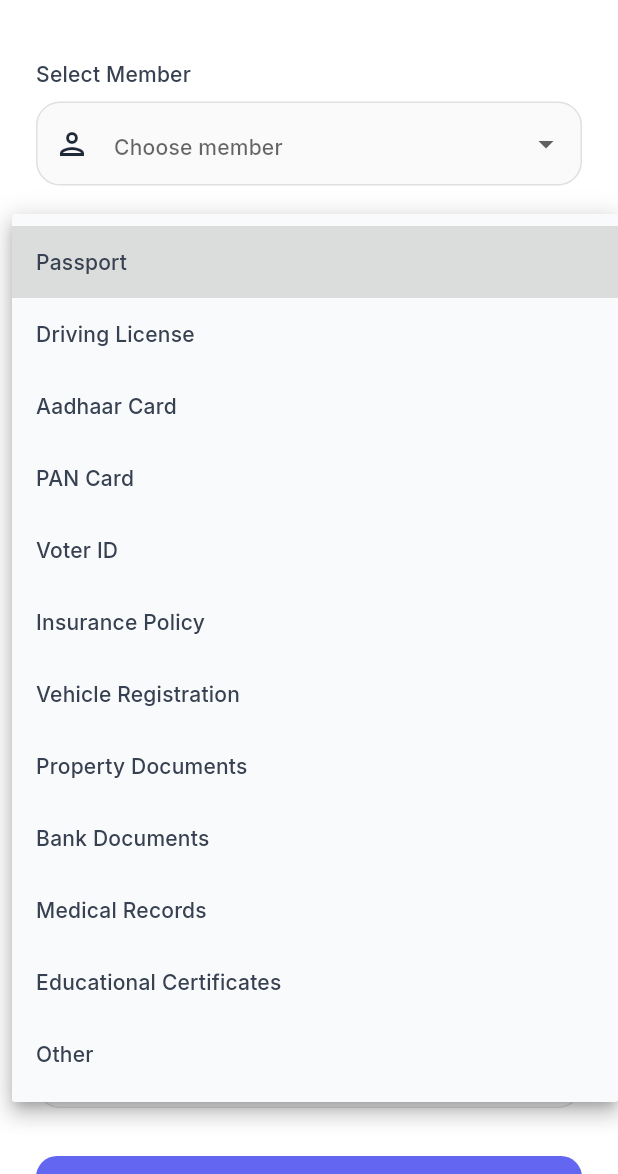
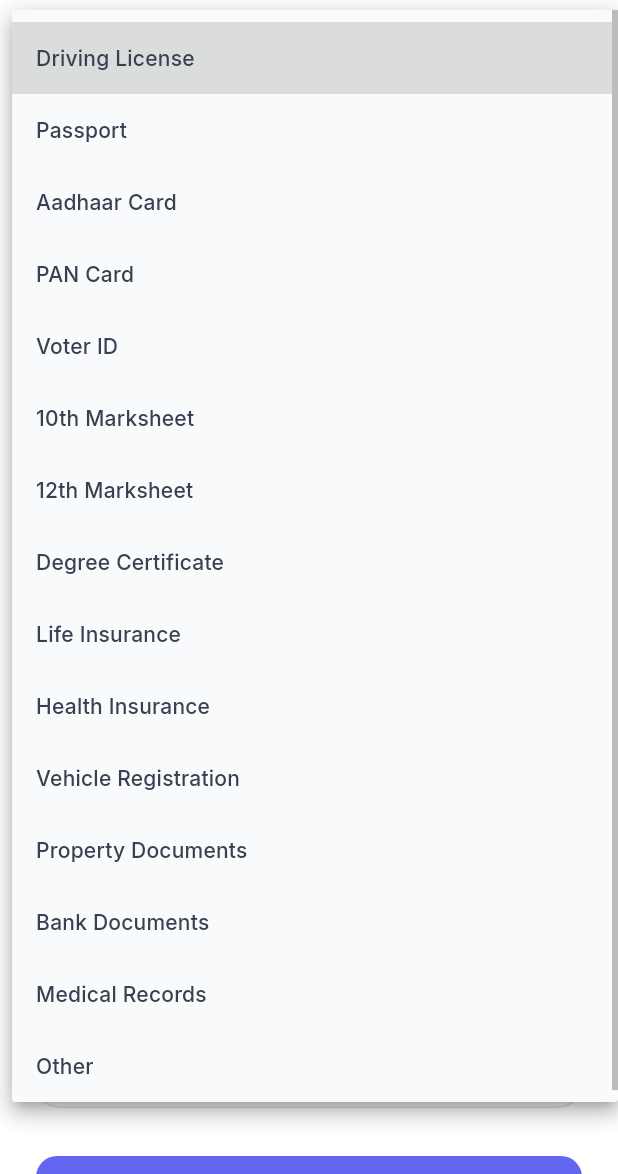
Before and after one commit to priyank-solanki-5/Task-Rimander-app-backend, a Flutter app: the AddTaskScreen screen opened directly, after a tap on "Save Task", after a tap on "Select document type", on a phone screen of 412 x 824 dp, the part 62-1236 px from its top. Run offline on Flutter 3.47's test engine with Material 3 defaults, Android fonts, the phone set to English and light mode, and no system bars; our stand-ins replace dio, file_picker, flutter_staggered_animations, google_fonts, image_picker, open_file and 1 more; missing offline and left inert: mongo_dart; accounts and stored records are empty; network calls fail.

Commit message:
feat: Implement initial document and task management features, including dedicated screens and services.
view document isnt working as of now

```diff
--- a/Document_Reminder_app/lib/core/constants/app_constants.dart
+++ b/Document_Reminder_app/lib/core/constants/app_constants.dart
@@ -14,29 +14,24 @@ class AppConstants {
   ];
 
   static const List<String> documentTypes = [
+    'Driving License',
     'Passport',
-    'Driving License',
     'Aadhaar Card',
     'PAN Card',
     'Voter ID',
-    'Insurance Policy',
+    '10th Marksheet',
+    '12th Marksheet',
+    'Degree Certificate',
+    'Life Insurance',
+    'Health Insurance',
     'Vehicle Registration',
     'Property Documents',
     'Bank Documents',
     'Medical Records',
-    'Educational Certificates',
     'Other',
   ];
 
-  static const List<int> reminderDays = [
-    1,
-    3,
-    7,
-    15,
-    30,
-    60,
-    90,
-  ];
+  static const List<int> reminderDays = [1, 3, 7, 15, 30, 60, 90];
 
   // App strings
   static const String appName = 'Document Reminder';
--- a/Document_Reminder_app/lib/features/tasks/screens/add_task_screen.dart
+++ b/Document_Reminder_app/lib/features/tasks/screens/add_task_screen.dart
@@ -43,18 +43,8 @@ class _AddTaskScreenState extends State<AddTaskScreen> {
 
   void _handleSave() {
     if (_formKey.currentState!.validate()) {
-      if (_selectedMember == null) {
-        ScaffoldMessenger.of(
-          context,
-        ).showSnackBar(const SnackBar(content: Text('Please select a member')));
-        return;
-      }
-      if (_selectedDocumentType == null) {
-        ScaffoldMessenger.of(context).showSnackBar(
-          const SnackBar(content: Text('Please select document type')),
-        );
-        return;
-      }
+      // Member and Document Type are now OPTIONAL
+
       if (_selectedDate == null) {
         ScaffoldMessenger.of(
           context,
@@ -93,7 +83,7 @@ class _AddTaskScreenState extends State<AddTaskScreen> {
                   crossAxisAlignment: CrossAxisAlignment.start,
                   children: [
                     Text(
-                      'Select Member',
+                      'Select Member (Optional)',
                       style: Theme.of(context).textTheme.titleMedium,
                     ),
                     const SizedBox(height: 8),
@@ -155,7 +145,7 @@ class _AddTaskScreenState extends State<AddTaskScreen> {
                   crossAxisAlignment: CrossAxisAlignment.start,
                   children: [
                     Text(
-                      'Document Type',
+                      'Document Type (Optional)',
                       style: Theme.of(context).textTheme.titleMedium,
                     ),
                     const SizedBox(height: 8),
--- a/Document_Reminder_app/pubspec.yaml
+++ b/Document_Reminder_app/pubspec.yaml
@@ -51,6 +51,7 @@ dependencies:
   file_picker: ^10.3.8
   google_fonts: ^6.3.2
   flutter_staggered_animations: ^1.1.1
+  path_provider: ^2.1.5
 
 dev_dependencies:
   flutter_test:
```
Also changed, not shown: Document_Reminder_app/lib/core/providers/document_provider.dart (+61 -1 lines), Document_Reminder_app/lib/core/providers/task_provider.dart (+13 -2 lines), Document_Reminder_app/lib/core/services/document_service.dart (+9 -0 lines), Document_Reminder_app/lib/features/dashboard/widgets/task_card.dart (+64 -33 lines), Document_Reminder_app/lib/features/documents/screens/add_document_screen.dart (+38 -0 lines), Document_Reminder_app/lib/features/documents/screens/documents_screen.dart (+1 -10 lines), Document_Reminder_app/pubspec.lock, 1 other file.
